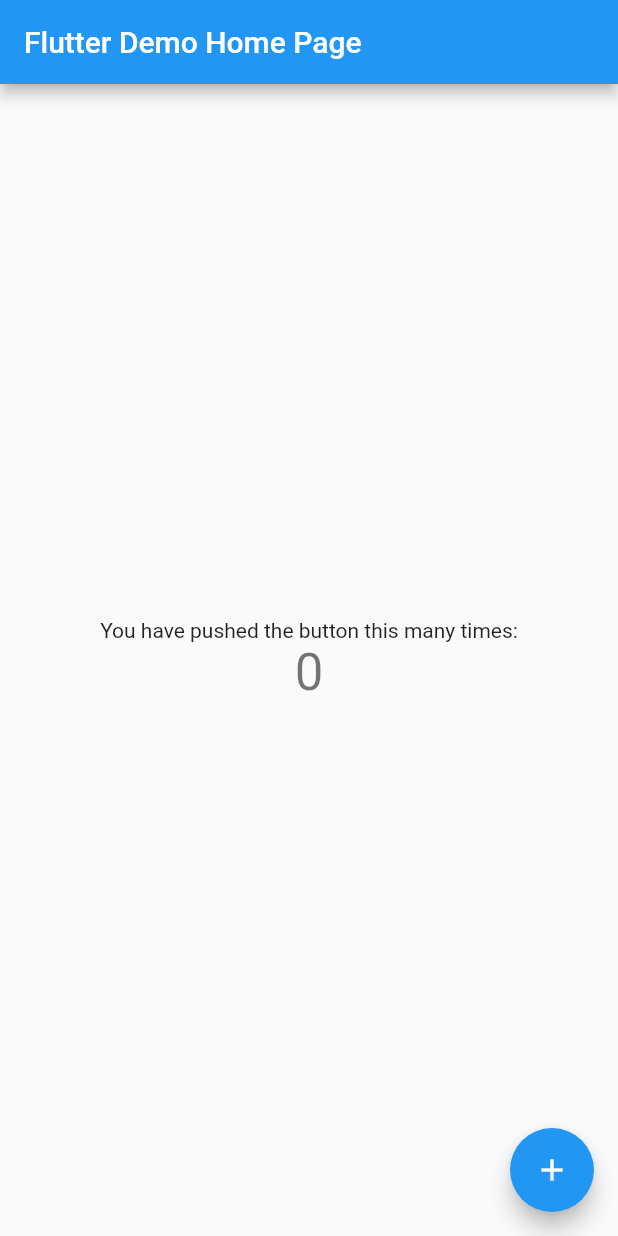
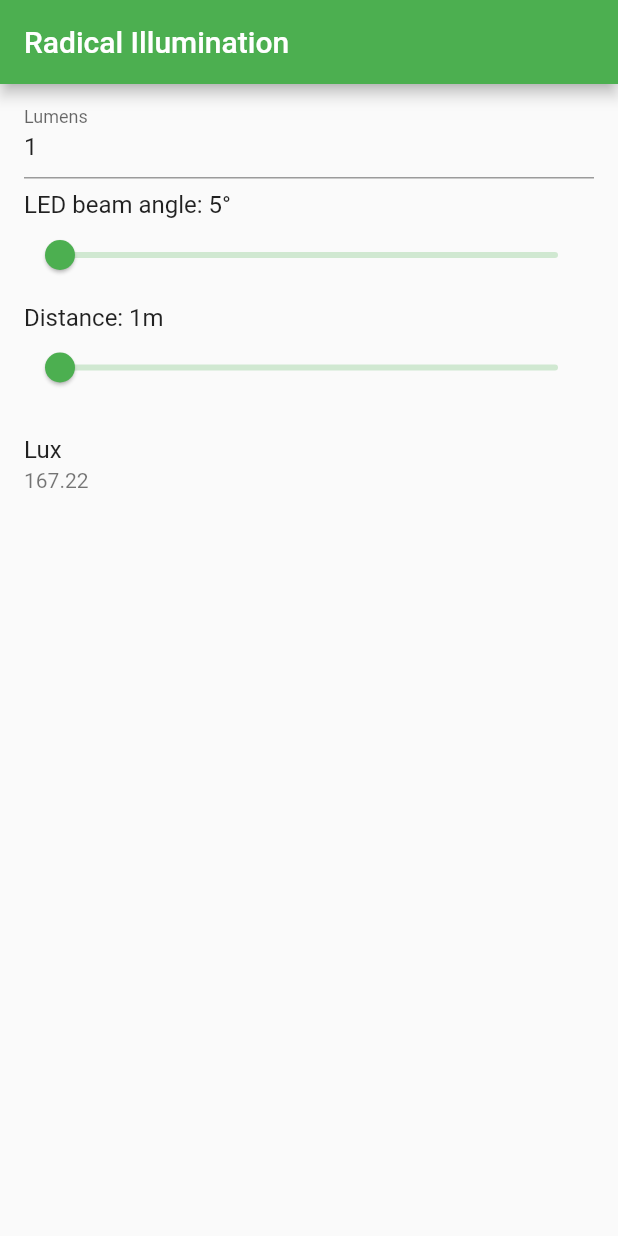
Before and after one commit to radical-illumination/radical_illumination_app, a Flutter app: the screen it shows after launch, on a phone screen of 412 x 824 dp. Run offline on Flutter 3.47's test engine with Material 2 defaults, Android fonts, the phone set to English and light mode, and no system bars.

Commit message:
Add lumens to lux conversion functionality

```diff
--- a/lib/main.dart
+++ b/lib/main.dart
@@ -1,25 +1,17 @@
 import 'package:flutter/material.dart';
+import 'dart:math';
 
 void main() => runApp(new MyApp());
 
 class MyApp extends StatelessWidget {
-  // This widget is the root of your application.
   @override
   Widget build(BuildContext context) {
     return new MaterialApp(
-      title: 'Flutter Demo',
+      title: 'Radical Illumination',
       theme: new ThemeData(
-        // This is the theme of your application.
-        //
-        // Try running your application with "flutter run". You'll see the
-        // application has a blue toolbar. Then, without quitting the app, try
-        // changing the primarySwatch below to Colors.green and then invoke
-        // "hot reload" (press "r" in the console where you ran "flutter run",
-        // or press Run > Flutter Hot Reload in IntelliJ). Notice that the
-        // counter didn't reset back to zero; the application is not restarted.
-        primarySwatch: Colors.blue,
+        primarySwatch: Colors.green,
       ),
-      home: new MyHomePage(title: 'Flutter Demo Home Page'),
+      home: new MyHomePage(title: 'Radical Illumination'),
     );
   }
 }
@@ -27,83 +19,99 @@ class MyApp extends StatelessWidget {
 class MyHomePage extends StatefulWidget {
   MyHomePage({Key key, this.title}) : super(key: key);
 
-  // This widget is the home page of your application. It is stateful, meaning
-  // that it has a State object (defined below) that contains fields that affect
-  // how it looks.
-
-  // This class is the configuration for the state. It holds the values (in this
-  // case the title) provided by the parent (in this case the App widget) and
-  // used by the build method of the State. Fields in a Widget subclass are
-  // always marked "final".
-
   final String title;
 
   @override
   _MyHomePageState createState() => new _MyHomePageState();
 }
 
+class _LightingSetupData {
+  num _lumens = 1.0;
+  num _ledBeamAngle = 5;
+  num _distance = 1;
+
+  num getLux() {
+    final beamArea = (2 * pi * _distance * _distance) *
+        (1 - cos(degreeToRadians(_ledBeamAngle / 2)));
+    return this._lumens / beamArea;
+  }
+
+  num degreeToRadians(num degree) {
+    return (pi / 180) * degree;
+  }
+}
+
 class _MyHomePageState extends State<MyHomePage> {
-  int _counter = 0;
+  TextEditingController _lumensTextInputController =
+      new TextEditingController(text: "1");
+  _LightingSetupData _state = new _LightingSetupData();
 
-  void _incrementCounter() {
+  @override
+  void initState() {
+    super.initState();
+    _lumensTextInputController.addListener(changeLumensInState);
+  }
+
+  @override
+  void dispose() {
+    _lumensTextInputController.removeListener(changeLumensInState);
+    _lumensTextInputController.dispose();
+    super.dispose();
+  }
+
+  void changeLumensInState() {
     setState(() {
-      // This call to setState tells the Flutter framework that something has
-      // changed in this State, which causes it to rerun the build method below
-      // so that the display can reflect the updated values. If we changed
-      // _counter without calling setState(), then the build method would not be
-      // called again, and so nothing would appear to happen.
-      _counter++;
+      this._state._lumens =
+          double.tryParse(_lumensTextInputController.text) ?? 0;
     });
   }
 
   @override
   Widget build(BuildContext context) {
-    // This method is rerun every time setState is called, for instance as done
-    // by the _incrementCounter method above.
-    //
-    // The Flutter framework has been optimized to make rerunning build methods
-    // fast, so that you can just rebuild anything that needs updating rather
-    // than having to individually change instances of widgets.
     return new Scaffold(
-      appBar: new AppBar(
-        // Here we take the value from the MyHomePage object that was created by
-        // the App.build method, and use it to set our appbar title.
-        title: new Text(widget.title),
-      ),
-      body: new Center(
-        // Center is a layout widget. It takes a single child and positions it
-        // in the middle of the parent.
-        child: new Column(
-          // Column is also layout widget. It takes a list of children and
-          // arranges them vertically. By default, it sizes itself to fit its
-          // children horizontally, and tries to be as tall as its parent.
-          //
-          // Invoke "debug paint" (press "p" in the console where you ran
-          // "flutter run", or select "Toggle Debug Paint" from the Flutter tool
-          // window in IntelliJ) to see the wireframe for each widget.
-          //
-          // Column has various properties to control how it sizes itself and
-          // how it positions its children. Here we use mainAxisAlignment to
-          // center the children vertically; the main axis here is the vertical
-          // axis because Columns are vertical (the cross axis would be
-          // horizontal).
-          mainAxisAlignment: MainAxisAlignment.center,
+        appBar: new AppBar(
+          title: new Text(widget.title),
+        ),
+        body: new Column(
           children: <Widget>[
-            new Text(
-              'You have pushed the button this many times:',
+            new ListTile(
+              title: new TextField(
+                keyboardType: TextInputType.number,
+                controller: _lumensTextInputController,
+                decoration: new InputDecoration(labelText: 'Lumens'),
+              ),
             ),
-            new Text(
-              '$_counter',
-              style: Theme.of(context).textTheme.display1,
+            new ListTile(
+              title: new Text('LED beam angle: ${_state._ledBeamAngle}°'),
+              subtitle: new Slider(
+                  label: 'LED beam angle',
+                  value: _state._ledBeamAngle.toDouble(),
+                  min: 5.0,
+                  max: 120.0,
+                  onChanged: (double value) {
+                    setState(() {
+                      _state._ledBeamAngle = value.toInt();
+                    });
+                  }),
+            ),
+            new ListTile(
+              title: new Text('Distance: ${_state._distance}m'),
+              subtitle: new Slider(
+                  label: 'Distance',
+                  value: _state._distance.toDouble(),
+                  min: 1.0,
+                  max: 500.0,
+                  onChanged: (double value) {
+                    setState(() {
+                      _state._distance = value.toInt();
+                    });
+                  }),
+            ),
+            new ListTile(
+              title: new Text('Lux'),
+              subtitle: new Text(_state.getLux().toStringAsFixed(2)),
             ),
           ],
-        ),
-      ),
-      floatingActionButton: new FloatingActionButton(
-        onPressed: _incrementCounter,
-        tooltip: 'Increment',
-        child: new Icon(Icons.add),
-      ), // This trailing comma makes auto-formatting nicer for build methods.
-    );
+        ));
   }
 }
--- a/pubspec.yaml
+++ b/pubspec.yaml
@@ -23,6 +23,7 @@ dependencies:
 dev_dependencies:
   flutter_test:
     sdk: flutter
+  flutter_launcher_icons: "^0.6.1"
 
 
 # For information on the generic Dart part of this file, see the
```
